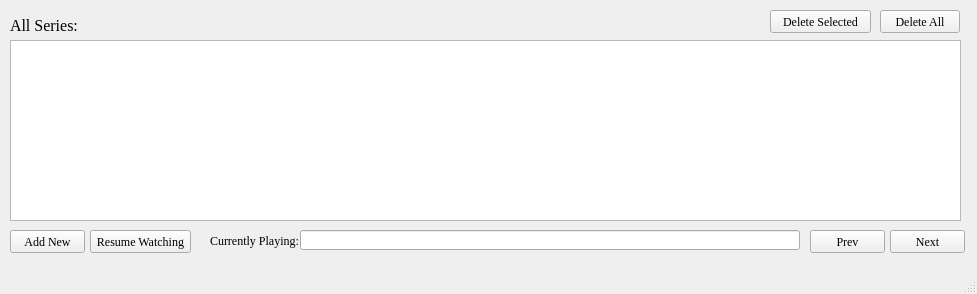
Above: Playlist_UI.ui from ashvinoli/Binge-Watch before the change. Below: the same form after it.
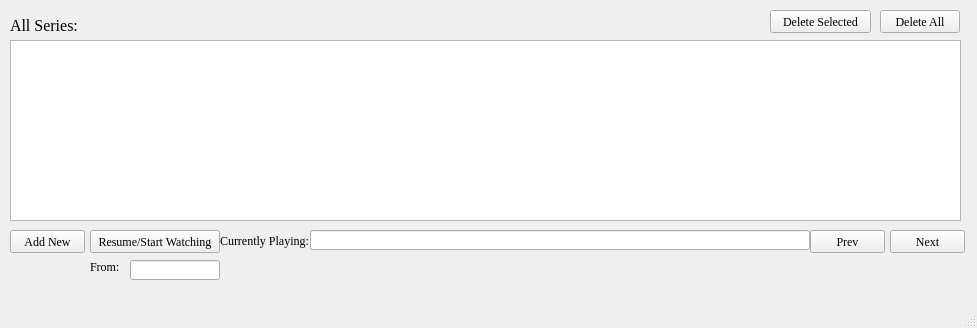
That is the form after the change.

Commit message: Start at a particular episode added

The edit to the form file:
```diff
--- a/Playlist_UI.ui
+++ b/Playlist_UI.ui
@@ -7,7 +7,7 @@
     <x>0</x>
     <y>0</y>
     <width>977</width>
-    <height>294</height>
+    <height>328</height>
    </rect>
   </property>
   <property name="font">
@@ -78,12 +78,12 @@
      <rect>
       <x>90</x>
       <y>230</y>
-      <width>101</width>
+      <width>130</width>
       <height>23</height>
      </rect>
     </property>
     <property name="text">
-     <string>Resume Watching</string>
+     <string>Resume/Start Watching</string>
     </property>
    </widget>
    <widget class="QScrollArea" name="scrollarea_list">
@@ -138,7 +138,7 @@
    <widget class="QLabel" name="label">
     <property name="geometry">
      <rect>
-      <x>210</x>
+      <x>220</x>
       <y>230</y>
       <width>101</width>
       <height>21</height>
@@ -151,7 +151,7 @@
    <widget class="QLineEdit" name="entry_curplay">
     <property name="geometry">
      <rect>
-      <x>300</x>
+      <x>310</x>
       <y>230</y>
       <width>500</width>
       <height>20</height>
@@ -184,6 +184,29 @@
      <string>Next</string>
     </property>
    </widget>
+   <widget class="QLabel" name="label_from">
+    <property name="geometry">
+     <rect>
+      <x>90</x>
+      <y>260</y>
+      <width>47</width>
+      <height>13</height>
+     </rect>
+    </property>
+    <property name="text">
+     <string>From:</string>
+    </property>
+   </widget>
+   <widget class="QLineEdit" name="entry_watchfrom">
+    <property name="geometry">
+     <rect>
+      <x>130</x>
+      <y>260</y>
+      <width>90</width>
+      <height>20</height>
+     </rect>
+    </property>
+   </widget>
    <zorder>scrollarea_list</zorder>
    <zorder>list_locations</zorder>
    <zorder>label_show</zorder>
```
Left out of the diff: 2 changed lines with no effect on the pictures. The commit also changes 2 other files.
